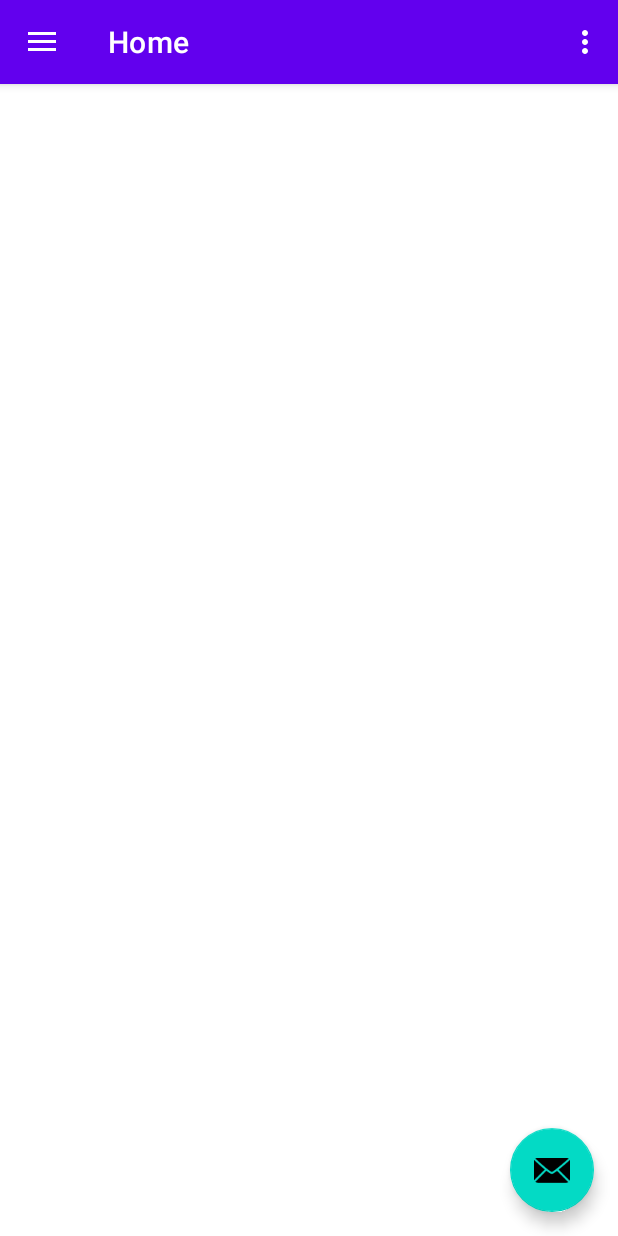
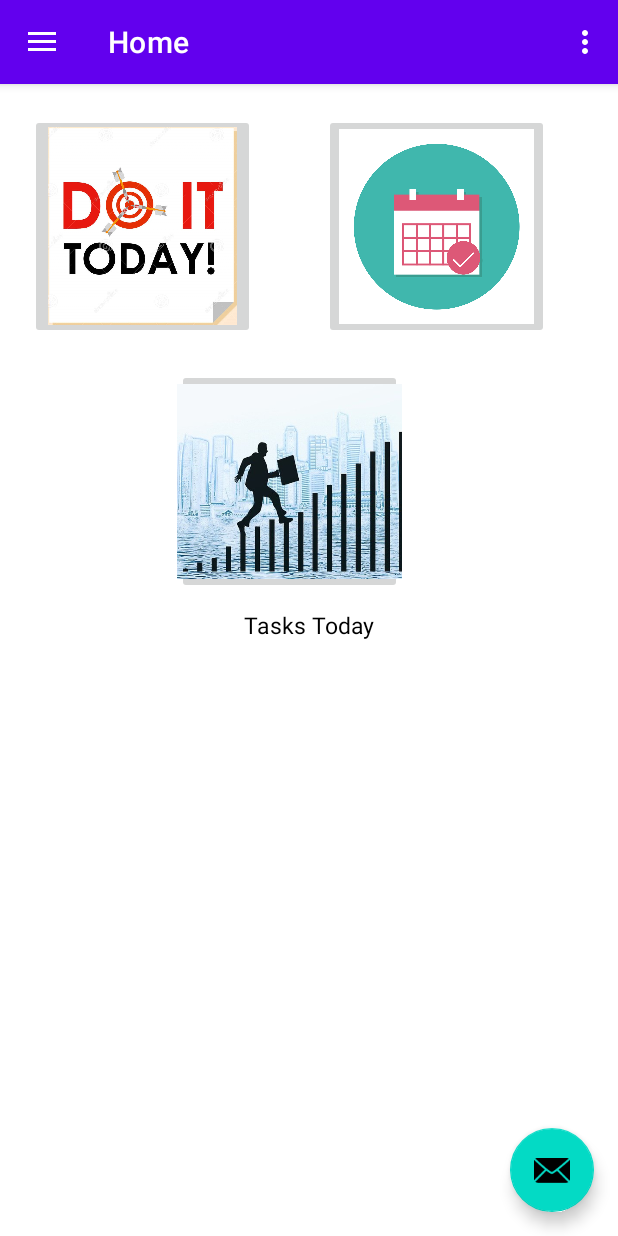
Before and after one commit to Tanmai2002/My_Todo_Kotlin, an Android app: the screen it shows after launch (MainActivity), on a phone screen of 412 x 824 dp. Run offline under Robolectric (Android 15) with nearby library versions, the phone set to English and light mode, and no system bars; our stand-ins replace Room's generated code, data binding, navigation-ui.

Commit message:
Edate all adjustments Completed and Dashboard Design complete

```diff
--- a/app/build.gradle
+++ b/app/build.gradle
@@ -10,7 +10,7 @@ android {
     buildToolsVersion "30.0.3"
     defaultConfig {
         applicationId "com.dazz.mytodo"
-        minSdk 22
+        minSdk 26
         targetSdk 31
         versionCode 1
         versionName "1.0"
--- a/app/src/main/java/com/dazz/mytodo/ui/dashboard/DashboardFragment.kt
+++ b/app/src/main/java/com/dazz/mytodo/ui/dashboard/DashboardFragment.kt
@@ -36,6 +36,15 @@ class DashboardFragment : Fragment() {
         return binding.root
     }
 
+    override fun onViewCreated(view: View, savedInstanceState: Bundle?) {
+        super.onViewCreated(view, savedInstanceState)
+        _binding!!.apply {
+            viewModel=sharedViewModel
+            lifecycleOwner=viewLifecycleOwner
+            dashFrag=this@DashboardFragment
+        }
+    }
+
     override fun onDestroyView() {
         super.onDestroyView()
         _binding = null
--- a/app/src/main/res/layout/fragment_home.xml
+++ b/app/src/main/res/layout/fragment_home.xml
@@ -1,10 +1,82 @@
 <?xml version="1.0" encoding="utf-8"?>
-<androidx.constraintlayout.widget.ConstraintLayout xmlns:android="http://schemas.android.com/apk/res/android"
+<layout xmlns:android="http://schemas.android.com/apk/res/android"
     xmlns:app="http://schemas.android.com/apk/res-auto"
     xmlns:tools="http://schemas.android.com/tools"
+    tools:context=".ui.dashboard.DashboardFragment">
+    <data>
+        <variable
+            name="viewModel"
+            type="com.dazz.mytodo.models.TodoViewModel" />
+        <variable
+            name="dashFrag"
+            type="com.dazz.mytodo.ui.dashboard.DashboardFragment" />
+    </data>
+<androidx.constraintlayout.widget.ConstraintLayout
     android:layout_width="match_parent"
-    android:layout_height="match_parent"
-    tools:context=".ui.dashboard.DashboardFragment">
+    android:orientation="vertical"
+    android:layout_height="match_parent">
+    <ImageButton
+        android:id="@+id/dashboard_do_it_today_Button"
+        app:layout_constraintTop_toTopOf="parent"
+        app:layout_constraintStart_toStartOf="parent"
+        android:src="@drawable/myimage"
+        android:scaleType="centerCrop"
+        android:layout_width="150dp"
+        android:layout_margin="20dp"
+        android:layout_height="150dp"/>
 
+    <ImageButton
+        android:id="@+id/dashboard_do_it_month_Button"
+        android:layout_width="150dp"
+        android:layout_height="150dp"
+        android:layout_margin="20dp"
+        android:scaleType="centerCrop"
+        android:src="@drawable/calendar"
+        app:layout_constraintEnd_toEndOf="parent"
+        app:layout_constraintStart_toEndOf="@+id/dashboard_do_it_today_Button"
+        app:layout_constraintTop_toTopOf="parent" />
+    <ImageButton
+        android:id="@+id/dashboard_do_it_year_Button"
+        android:layout_width="150dp"
+        android:layout_height="150dp"
+        android:layout_margin="20dp"
+        android:scaleType="centerCrop"
+        android:src="@drawable/success"
+        app:layout_constraintEnd_toStartOf="@+id/dashboard_do_it_month_Button"
+        app:layout_constraintStart_toEndOf="@+id/dashboard_do_it_today_Button"
+        app:layout_constraintTop_toBottomOf="@+id/dashboard_do_it_today_Button" />
+    <TextView
+        android:id="@+id/dashboard_today_task_title"
+        android:layout_width="wrap_content"
+        android:layout_height="wrap_content"
+        android:text="@string/tasks_today"
+        android:textAlignment="center"
+        android:textColor="@color/black"
+        android:textSize="15sp"
+        android:layout_margin="10dp"
+        app:layout_constraintTop_toBottomOf="@id/dashboard_do_it_year_Button"
+        app:layout_constraintEnd_toEndOf="parent"
+        app:layout_constraintStart_toStartOf="parent" />
+
+    <ScrollView
+        android:id="@+id/scrollView2"
+        android:layout_width="match_parent"
+        android:layout_height="300dp"
+        android:layout_margin="5dp"
+        android:layout_weight="1"
+        app:layout_constraintTop_toBottomOf="@+id/dashboard_today_task_title"
+        app:layout_constraintBottom_toBottomOf="parent"
+        app:layout_constraintEnd_toEndOf="@+id/dashboard_today_task_title"
+        app:layout_constraintStart_toStartOf="@+id/dashboard_today_task_title">
+
+        <androidx.recyclerview.widget.RecyclerView
+            android:layout_width="match_parent"
+            android:layout_height="wrap_content"
+            android:scrollbars="vertical"
+            tools:listitem="@layout/dashboard_list_item" />
+
+    </ScrollView>
 
 </androidx.constraintlayout.widget.ConstraintLayout>
+
+</layout>
--- a/app/src/main/res/values/colors.xml
+++ b/app/src/main/res/values/colors.xml
@@ -7,4 +7,6 @@
     <color name="teal_700">#FF018786</color>
     <color name="black">#FF000000</color>
     <color name="white">#FFFFFFFF</color>
+    <color name="red">#D7F30F0F</color>
+    <color name="green">#D739F30F</color>
 </resources>
--- a/app/src/main/res/values/strings.xml
+++ b/app/src/main/res/values/strings.xml
@@ -20,4 +20,5 @@
     <string name="type">Type</string>
     <string name="add_task">Add Task</string>
     <string name="tasks">Tasks</string>
+    <string name="tasks_today">Tasks Today</string>
 </resources>
```
Also changed, not shown: app/src/main/java/com/dazz/mytodo/ui/addTaskFragment/AddTaskFragment.kt (+24 -3 lines), app/src/main/res/drawable/ic_baseline_check_box_24.xml (added, +10 -0 lines), app/src/main/res/drawable/ic_baseline_indeterminate_check_box_24.xml (added, +10 -0 lines), app/src/main/res/layout/dashboard_list_item.xml (added, +33 -0 lines), app/src/main/java/com/dazz/mytodo/BindingAdapters.kt (line endings or trailing spaces), app/src/main/res/drawable/calendar.png (added), app/src/main/res/drawable/myimage.jpg (added), app/src/main/res/drawable/success.jpg (added).
